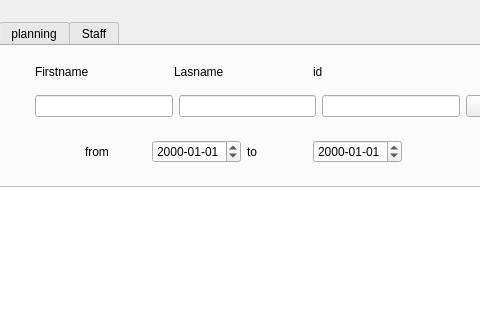
The window that mainwindow.ui (mariamko25/ProjetQT) describes before a commit, drawn with Qt 5; both pictures show x 97 to 577 and y 0 to 320 of the 905 by 615 pixel window.
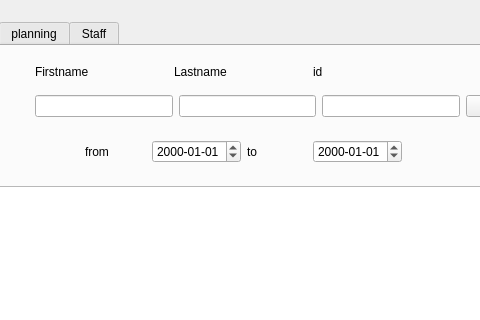
The same window after the commit.

Patch:
```diff
--- a/mainwindow.ui
+++ b/mainwindow.ui
@@ -182,7 +182,7 @@
           <item>
            <widget class="QLabel" name="label_4">
             <property name="text">
-             <string>Lasname</string>
+             <string>Lastname</string>
             </property>
            </widget>
           </item>
```
Left out of the diff: 2 changed lines with no effect on the pictures.
